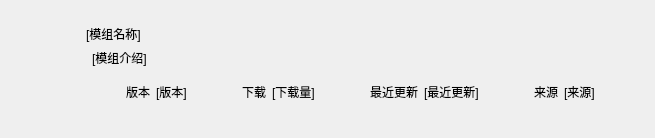
Qt form ui_src/singleModWidget.ui (MCSLTeam/ModPlaza_Plugin) before a commit.
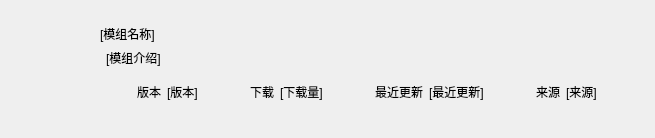
The same form after that commit. Custom widgets are drawn as their Qt base class.

Commit message: O | 调整单个mod的图标边距

The edit to the form file:
```diff
--- a/ui_src/singleModWidget.ui
+++ b/ui_src/singleModWidget.ui
@@ -5,7 +5,7 @@
   <property name="geometry">
    <rect>
     <x>0</x>
-    <y>0</y>
+    <y>-2</y>
     <width>655</width>
     <height>138</height>
    </rect>
@@ -26,29 +26,7 @@
    <string/>
   </property>
   <layout class="QGridLayout" name="gridLayout">
-   <item row="0" column="0">
-    <widget class="PixmapLabel" name="PixmapLabel">
-     <property name="sizePolicy">
-      <sizepolicy hsizetype="Fixed" vsizetype="Fixed">
-       <horstretch>0</horstretch>
-       <verstretch>0</verstretch>
-      </sizepolicy>
-     </property>
-     <property name="minimumSize">
-      <size>
-       <width>60</width>
-       <height>60</height>
-      </size>
-     </property>
-     <property name="maximumSize">
-      <size>
-       <width>60</width>
-       <height>60</height>
-      </size>
-     </property>
-    </widget>
-   </item>
-   <item row="0" column="1">
+   <item row="0" column="2">
     <widget class="QWidget" name="infoWidget" native="true">
      <property name="sizePolicy">
       <sizepolicy hsizetype="Expanding" vsizetype="Fixed">
@@ -349,6 +327,44 @@
      </layout>
     </widget>
    </item>
+   <item row="0" column="1">
+    <widget class="PixmapLabel" name="PixmapLabel">
+     <property name="sizePolicy">
+      <sizepolicy hsizetype="Fixed" vsizetype="Fixed">
+       <horstretch>0</horstretch>
+       <verstretch>0</verstretch>
+      </sizepolicy>
+     </property>
+     <property name="minimumSize">
+      <size>
+       <width>64</width>
+       <height>64</height>
+      </size>
+     </property>
+     <property name="maximumSize">
+      <size>
+       <width>64</width>
+       <height>64</height>
+      </size>
+     </property>
+    </widget>
+   </item>
+   <item row="0" column="0">
+    <spacer name="horizontalSpacer">
+     <property name="orientation">
+      <enum>Qt::Horizontal</enum>
+     </property>
+     <property name="sizeType">
+      <enum>QSizePolicy::Minimum</enum>
+     </property>
+     <property name="sizeHint" stdset="0">
+      <size>
+       <width>10</width>
+       <height>20</height>
+      </size>
+     </property>
+    </spacer>
+   </item>
   </layout>
  </widget>
  <customwidgets>
```
The commit also changes 1 other file.
